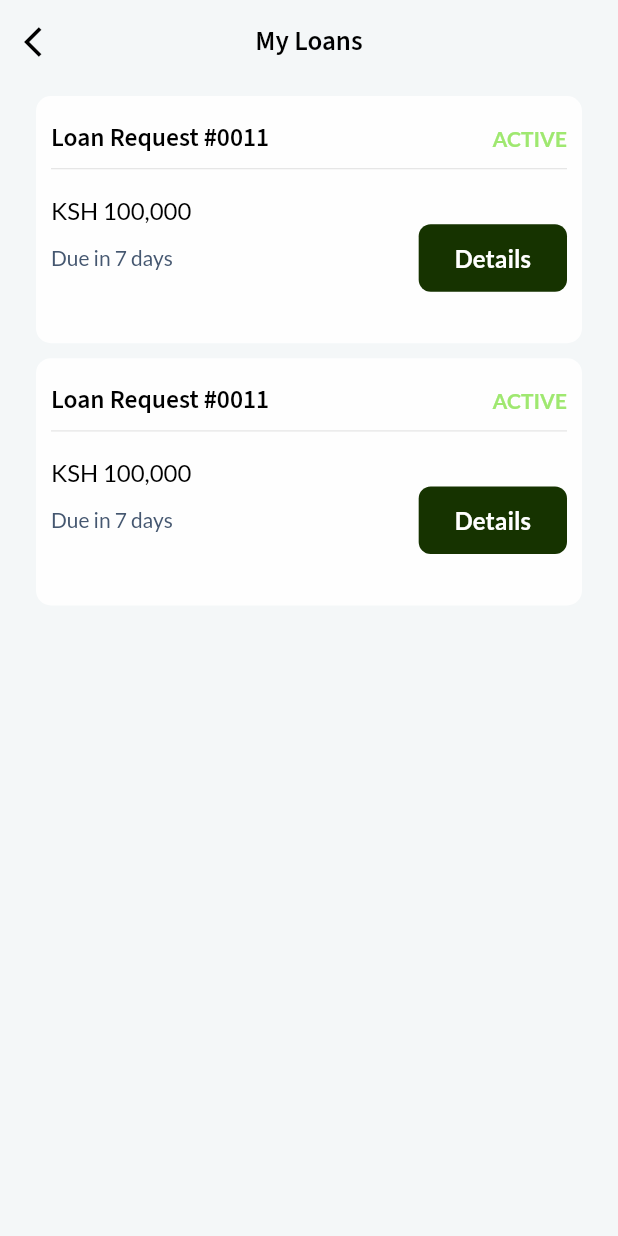
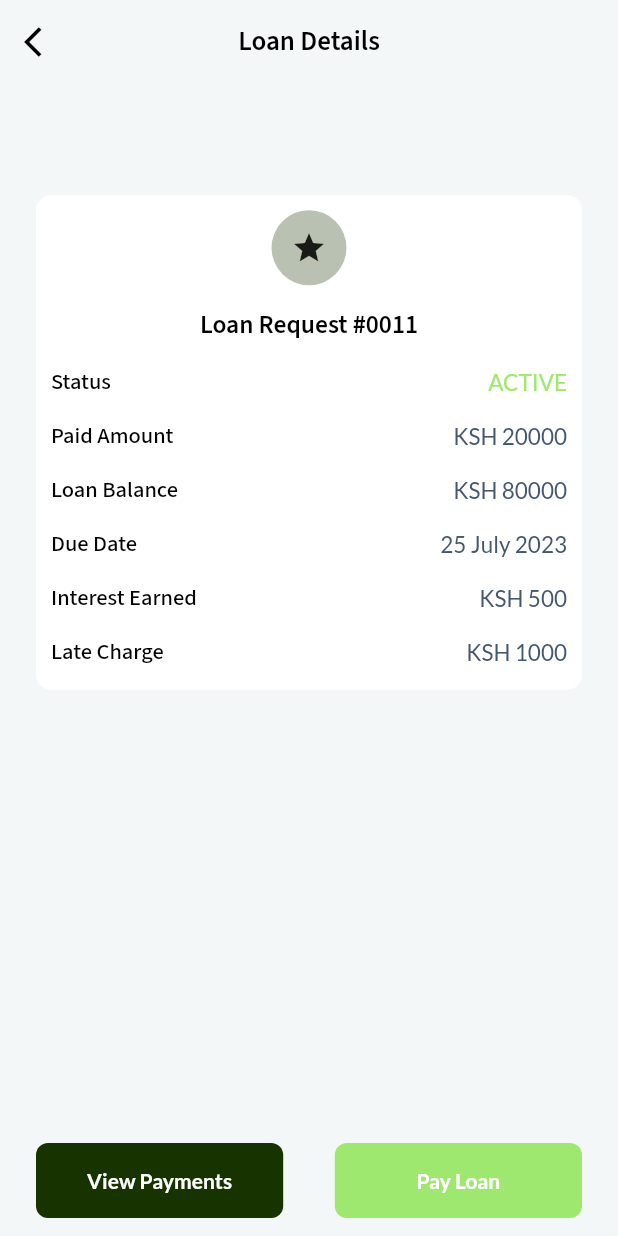
Before and after one commit to Tabithamutinda/Nipee, a Flutter app: the MyLoans screen opened directly, after a tap on "Details", on a phone screen of 412 x 824 dp. Run offline on Flutter 3.47's test engine with Material 2 defaults, Android fonts, the phone set to English and light mode, and no system bars; our stand-ins replace flutter_bloc, flutter_form_builder, flutter_profile_picture, google_fonts.

Commit message:
Loan details screen

```diff
--- /dev/null
+++ b/lib/Pages/MyLoanDetailsScreen.dart
@@ -0,0 +1,281 @@
+import 'package:flutter/material.dart';
+import 'package:google_fonts/google_fonts.dart';
+import 'package:nipee/AppStuff/appColors.dart';
+
+class MyLoanDetails extends StatefulWidget {
+  const MyLoanDetails({super.key});
+
+  @override
+  State<MyLoanDetails> createState() => _MyLoanDetailsState();
+}
+
+class _MyLoanDetailsState extends State<MyLoanDetails> {
+  @override
+  Widget build(BuildContext context) {
+    return Scaffold(
+      backgroundColor: AppColors.background,
+      appBar: AppBar(
+        elevation: 0,
+        backgroundColor: Colors.transparent,
+        automaticallyImplyLeading: false,
+        centerTitle: true,
+        title: Text(
+          'Loan Details',
+          style: GoogleFonts.sourceSansPro(
+            fontSize: 18,
+            color: AppColors.black,
+            fontWeight: FontWeight.w600,
+          ),
+        ),
+        leading: IconButton(
+            onPressed: () => Navigator.pop(context),
+            icon: const Icon(
+              Icons.arrow_back_ios,
+              color: AppColors.black,
+            )),
+      ),
+      floatingActionButton: Padding(
+        padding: const EdgeInsets.only(left: 24.0, right: 24.0),
+        child: Row(
+                mainAxisAlignment: MainAxisAlignment.spaceBetween,
+                children: [
+                  Container(
+                      width: MediaQuery.of(context).size.height * 0.2,
+                      height: 50,
+                      decoration: BoxDecoration(
+                          borderRadius: BorderRadius.circular(8),
+                          color: AppColors.darkGreen),
+                      child: MaterialButton(
+                        onPressed: () {},
+                        child: Center(
+                          child: Text(
+                            'View Payments',
+                            style: GoogleFonts.lato(
+                              fontSize: 14,
+                              color: AppColors.white,
+                              fontWeight: FontWeight.w600,
+                            ),
+                          ),
+                        ),
+                      )),
+                  Container(
+                      width: MediaQuery.of(context).size.height * 0.2,
+                      height: 50,
+                      decoration: BoxDecoration(
+                          borderRadius: BorderRadius.circular(8),
+                          color: AppColors.green),
+                      child: MaterialButton(
+                        onPressed: () {},
+                        child: Center(
+                          child: Text(
+                            'Pay Loan',
+                            style: GoogleFonts.lato(
+                              fontSize: 14,
+                              color: AppColors.white,
+                              fontWeight: FontWeight.w600,
+                            ),
+                          ),
+                        ),
+                      )),
+                ],
+              ),
+      ),
+            floatingActionButtonLocation: FloatingActionButtonLocation.miniCenterFloat,
+      body: Padding(
+        padding: EdgeInsets.only(
+          left: 24.0,
+          right: 24.0,
+          top: MediaQuery.of(context).size.height * 0.09,
+        ),
+        child: Column(
+          children: [
+            Container(
+              height: MediaQuery.of(context).size.height * 0.4,
+              width: MediaQuery.of(context).size.width,
+              decoration: BoxDecoration(
+                color: AppColors.white,
+                borderRadius: BorderRadius.circular(10.0),
+              ),
+              child: Padding(
+                padding:
+                    const EdgeInsets.only(left: 10.0, right: 10.0, top: 10.0),
+                child: Column(
+                  children: [
+                    Center(
+                      child: Container(
+                        width: 50,
+                        height: 50,
+                        decoration: BoxDecoration(
+                            borderRadius: BorderRadius.circular(100),
+                            color: AppColors.darkGreen.withOpacity(0.3)),
+                        child: const Icon(Icons.star),
+                      ),
+                    ),
+                    const SizedBox(
+                      height: 15,
+                    ),
+                    Center(
+                      child: Text(
+                        'Loan Request #0011',
+                        style: GoogleFonts.sourceSansPro(
+                          fontSize: 17,
+                          color: AppColors.black,
+                          fontWeight: FontWeight.w600,
+                        ),
+                      ),
+                    ),
+                    const SizedBox(
+                      height: 15,
+                    ),
+                    Row(
+                      mainAxisAlignment: MainAxisAlignment.spaceBetween,
+                      children: [
+                        Text(
+                          'Status',
+                          style: GoogleFonts.sourceSansPro(
+                            fontSize: 15,
+                            color: AppColors.black,
+                            fontWeight: FontWeight.w500,
+                          ),
+                        ),
+                        Text(
+                          'ACTIVE',
+                          style: GoogleFonts.lato(
+                            fontSize: 15,
+                            color: AppColors.green,
+                            fontWeight: FontWeight.w500,
+                          ),
+                        )
+                      ],
+                    ),
+                    const SizedBox(
+                      height: 15,
+                    ),
+                    Row(
+                      mainAxisAlignment: MainAxisAlignment.spaceBetween,
+                      children: [
+                        Text(
+                          'Paid Amount',
+                          style: GoogleFonts.sourceSansPro(
+                            fontSize: 15,
+                            color: AppColors.black,
+                            fontWeight: FontWeight.w500,
+                          ),
+                        ),
+                        Text(
+                          'KSH 20000',
+                          style: GoogleFonts.lato(
+                            fontSize: 15,
+                            color: AppColors.subtitle,
+                            fontWeight: FontWeight.w500,
+                          ),
+                        )
+                      ],
+                    ),
+                    const SizedBox(
+                      height: 15,
+                    ),
+                    Row(
+                      mainAxisAlignment: MainAxisAlignment.spaceBetween,
+                      children: [
+                        Text(
+                          'Loan Balance',
+                          style: GoogleFonts.sourceSansPro(
+                            fontSize: 15,
+                            color: AppColors.black,
+                            fontWeight: FontWeight.w500,
+                          ),
+                        ),
+                        Text(
+                          'KSH 80000',
+                          style: GoogleFonts.lato(
+                            fontSize: 15,
+                            color: AppColors.subtitle,
+                            fontWeight: FontWeight.w500,
+                          ),
+                        )
+                      ],
+                    ),
+                    const SizedBox(
+                      height: 15,
+                    ),
+                    Row(
+                      mainAxisAlignment: MainAxisAlignment.spaceBetween,
+                      children: [
+                        Text(
+                          'Due Date',
+                          style: GoogleFonts.sourceSansPro(
+                            fontSize: 15,
+                            color: AppColors.black,
+                            fontWeight: FontWeight.w500,
+                          ),
+                        ),
+                        Text(
+                          '25 July 2023',
+                          style: GoogleFonts.lato(
+                            fontSize: 15,
+                            color: AppColors.subtitle,
+                            fontWeight: FontWeight.w500,
+                          ),
+                        )
+                      ],
+                    ),
+                    const SizedBox(
+                      height: 15,
+                    ),
+                    Row(
+                      mainAxisAlignment: MainAxisAlignment.spaceBetween,
+                      children: [
+                        Text(
+                          'Interest Earned',
+                          style: GoogleFonts.sourceSansPro(
+                            fontSize: 15,
+                            color: AppColors.black,
+                            fontWeight: FontWeight.w500,
+                          ),
+                        ),
+                        Text(
+                          'KSH 500',
+                          style: GoogleFonts.lato(
+                            fontSize: 15,
+                            color: AppColors.subtitle,
+                            fontWeight: FontWeight.w500,
+                          ),
+                        )
+                      ],
+                    ),
+                    const SizedBox(
+                      height: 15,
+                    ),
+                    Row(
+                      mainAxisAlignment: MainAxisAlignment.spaceBetween,
+                      children: [
+                        Text(
+                          'Late Charge',
+                          style: GoogleFonts.sourceSansPro(
+                            fontSize: 15,
+                            color: AppColors.black,
+                            fontWeight: FontWeight.w500,
+                          ),
+                        ),
+                        Text(
+                          'KSH 1000',
+                          style: GoogleFonts.lato(
+                            fontSize: 15,
+                            color: AppColors.subtitle,
+                            fontWeight: FontWeight.w500,
+                          ),
+                        )
+                      ],
+                    ),
+                  ],
+                ),
+              ),
+            ),
+          ],
+        ),
+
+      ),
+    );
+  }
+}
--- a/lib/Pages/myLoans.dart
+++ b/lib/Pages/myLoans.dart
@@ -1,6 +1,7 @@
 import 'package:flutter/material.dart';
 import 'package:google_fonts/google_fonts.dart';
 import 'package:nipee/AppStuff/appColors.dart';
+import 'package:nipee/Pages/MyLoanDetailsScreen.dart';
 
 class MyLoans extends StatefulWidget {
   const MyLoans({super.key});
@@ -109,7 +110,7 @@ class _MyLoansState extends State<MyLoans> {
                                     borderRadius: BorderRadius.circular(8),
                                     color: AppColors.darkGreen),
                                 child: MaterialButton(
-                                  onPressed: () {},
+                                  onPressed: () => Navigator.of(context).push(MaterialPageRoute(builder: (_)=> const MyLoanDetails())),
                                   child: Center(
                                     child: Text(
                                       'Details',
```
